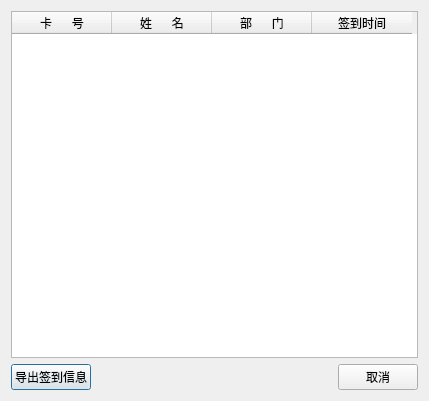
Before: the Qt Designer form sign_indata.ui in helloCZZ/FRS, drawn with Qt 5.
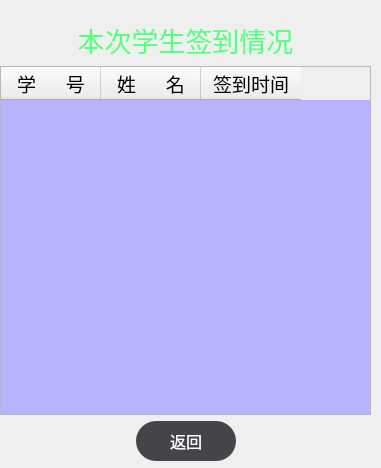
After: the same form once the commit is applied.

Patch:
```diff
--- a/sign_indata.ui
+++ b/sign_indata.ui
@@ -6,19 +6,164 @@
    <rect>
     <x>0</x>
     <y>0</y>
-    <width>429</width>
-    <height>401</height>
+    <width>381</width>
+    <height>468</height>
    </rect>
   </property>
+  <property name="palette">
+   <palette>
+    <active>
+     <colorrole role="Base">
+      <brush brushstyle="SolidPattern">
+       <color alpha="255">
+        <red>139</red>
+        <green>139</green>
+        <blue>255</blue>
+       </color>
+      </brush>
+     </colorrole>
+    </active>
+    <inactive>
+     <colorrole role="Base">
+      <brush brushstyle="SolidPattern">
+       <color alpha="255">
+        <red>139</red>
+        <green>139</green>
+        <blue>255</blue>
+       </color>
+      </brush>
+     </colorrole>
+    </inactive>
+    <disabled>
+     <colorrole role="Base">
+      <brush brushstyle="SolidPattern">
+       <color alpha="255">
+        <red>240</red>
+        <green>240</green>
+        <blue>240</blue>
+       </color>
+      </brush>
+     </colorrole>
+    </disabled>
+   </palette>
+  </property>
   <property name="windowTitle">
    <string>Dialog</string>
   </property>
+  <widget class="QWidget" name="">
+   <property name="geometry">
+    <rect>
+     <x>0</x>
+     <y>20</y>
+     <width>371</width>
+     <height>441</height>
+    </rect>
+   </property>
   <layout class="QVBoxLayout" name="verticalLayout">
+    <item>
+     <widget class="QLabel" name="label">
+      <property name="palette">
+       <palette>
+        <active>
+         <colorrole role="WindowText">
+          <brush brushstyle="SolidPattern">
+           <color alpha="255">
+            <red>85</red>
+            <green>255</green>
+            <blue>127</blue>
+           </color>
+          </brush>
+         </colorrole>
+        </active>
+        <inactive>
+         <colorrole role="WindowText">
+          <brush brushstyle="SolidPattern">
+           <color alpha="255">
+            <red>85</red>
+            <green>255</green>
+            <blue>127</blue>
+           </color>
+          </brush>
+         </colorrole>
+        </inactive>
+        <disabled>
+         <colorrole role="WindowText">
+          <brush brushstyle="SolidPattern">
+           <color alpha="255">
+            <red>120</red>
+            <green>120</green>
+            <blue>120</blue>
+           </color>
+          </brush>
+         </colorrole>
+        </disabled>
+       </palette>
+      </property>
+      <property name="font">
+       <font>
+        <family>楷体</family>
+        <pointsize>20</pointsize>
+       </font>
+      </property>
+      <property name="layoutDirection">
+       <enum>Qt::LeftToRight</enum>
+      </property>
+      <property name="text">
+       <string>本次学生签到情况</string>
+      </property>
+      <property name="alignment">
+       <set>Qt::AlignCenter</set>
+      </property>
+     </widget>
+    </item>
    <item>
     <widget class="QTableWidget" name="tableWidget">
+      <property name="palette">
+       <palette>
+        <active>
+         <colorrole role="Base">
+          <brush brushstyle="SolidPattern">
+           <color alpha="255">
+            <red>184</red>
+            <green>179</green>
+            <blue>255</blue>
+           </color>
+          </brush>
+         </colorrole>
+        </active>
+        <inactive>
+         <colorrole role="Base">
+          <brush brushstyle="SolidPattern">
+           <color alpha="255">
+            <red>184</red>
+            <green>179</green>
+            <blue>255</blue>
+           </color>
+          </brush>
+         </colorrole>
+        </inactive>
+        <disabled>
+         <colorrole role="Base">
+          <brush brushstyle="SolidPattern">
+           <color alpha="255">
+            <red>240</red>
+            <green>240</green>
+            <blue>240</blue>
+           </color>
+          </brush>
+         </colorrole>
+        </disabled>
+       </palette>
+      </property>
+      <property name="font">
+       <font>
+        <family>楷体</family>
+        <pointsize>14</pointsize>
+       </font>
+      </property>
      <column>
       <property name="text">
-       <string>卡      号</string>
+        <string>学      号</string>
       </property>
      </column>
      <column>
@@ -26,11 +171,6 @@
        <string>姓      名</string>
       </property>
      </column>
-     <column>
-      <property name="text">
-       <string>部      门</string>
-      </property>
-     </column>
      <column>
       <property name="text">
        <string>签到时间</string>
@@ -40,13 +180,6 @@
    </item>
    <item>
     <layout class="QHBoxLayout" name="horizontalLayout">
-     <item>
-      <widget class="QPushButton" name="pushButton">
-       <property name="text">
-        <string>导出签到信息</string>
-       </property>
-      </widget>
-     </item>
      <item>
       <spacer name="horizontalSpacer">
        <property name="orientation">
@@ -62,14 +195,67 @@
      </item>
      <item>
       <widget class="QPushButton" name="pushButton_2">
+        <property name="minimumSize">
+         <size>
+          <width>100</width>
+          <height>40</height>
+         </size>
+        </property>
+        <property name="font">
+         <font>
+          <family>新宋体</family>
+          <pointsize>12</pointsize>
+          <weight>50</weight>
+          <italic>false</italic>
+          <bold>false</bold>
+         </font>
+        </property>
+        <property name="styleSheet">
+         <string notr="true">QPushButton{
+		border-radius: 20px;
+		border: none;
+		width: 75px;
+		height: 25px;
+		font: 12pt &quot;新宋体&quot;;
+}
+QPushButton:enabled {
+        background: rgb(68, 69, 73);
+        color: white;
+}
+QPushButton:!enabled {
+        background: rgb(100, 100, 100);
+        color: rgb(200, 200, 200);
+}
+QPushButton:enabled:hover{
+        background: rgb(100, 100, 100);
+		border-radius: 20px;
+}
+QPushButton:enabled:pressed{
+        background: rgb(150, 80, 80);
+}</string>
+        </property>
        <property name="text">
-        <string>取消</string>
+         <string>返回</string>
        </property>
       </widget>
      </item>
+      <item>
+       <spacer name="horizontalSpacer_2">
+        <property name="orientation">
+         <enum>Qt::Horizontal</enum>
+        </property>
+        <property name="sizeHint" stdset="0">
+         <size>
+          <width>40</width>
+          <height>20</height>
+         </size>
+        </property>
+       </spacer>
+      </item>
     </layout>
    </item>
   </layout>
+  </widget>
  </widget>
  <resources/>
  <connections/>
```
Lines whose indentation alone changed are shown as unchanged.
